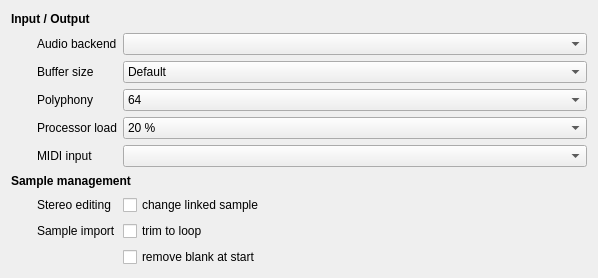
First picture: the form in sources/context/interface/configsectiongeneral.ui, repository davy7125/polyphone, before the edit.
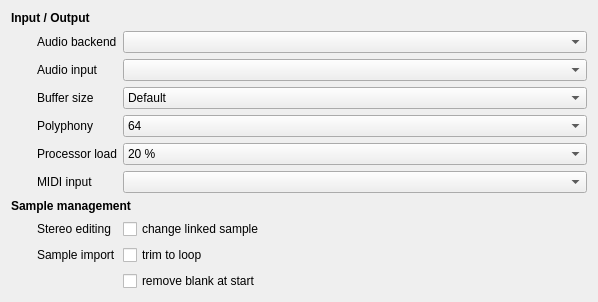
Second picture: the form after the edit.

The edit to the form file:
```diff
--- a/sources/context/interface/configsectiongeneral.ui
+++ b/sources/context/interface/configsectiongeneral.ui
@@ -11,7 +11,7 @@
    </rect>
   </property>
   <layout class="QGridLayout" name="gridLayout">
-   <item row="6" column="0" colspan="3">
+   <item row="7" column="0" colspan="3">
     <widget class="QLabel" name="labelSubTitle2">
      <property name="font">
       <font>
@@ -24,7 +24,7 @@
      </property>
     </widget>
    </item>
-   <item row="8" column="1">
+   <item row="9" column="1">
     <widget class="QLabel" name="label_23">
      <property name="font">
       <font>
@@ -37,7 +37,7 @@
      </property>
     </widget>
    </item>
-   <item row="2" column="2">
+   <item row="3" column="2">
     <widget class="QComboBox" name="comboBufferSize">
      <item>
       <property name="text">
@@ -81,14 +81,14 @@
      </item>
     </widget>
    </item>
-   <item row="3" column="1">
+   <item row="4" column="1">
     <widget class="QLabel" name="labelPolyphony">
      <property name="text">
       <string>Polyphony</string>
      </property>
     </widget>
    </item>
-   <item row="3" column="2">
+   <item row="4" column="2">
     <widget class="QComboBox" name="comboPolyphony">
      <item>
       <property name="text">
@@ -127,14 +127,14 @@
      </item>
     </widget>
    </item>
-   <item row="4" column="1">
+   <item row="5" column="1">
     <widget class="QLabel" name="labelCpuBudget">
      <property name="text">
       <string>Processor load</string>
      </property>
     </widget>
    </item>
-   <item row="4" column="2">
+   <item row="5" column="2">
     <widget class="QComboBox" name="comboCpuBudget">
      <item>
       <property name="text">
@@ -196,7 +196,7 @@
      </property>
     </widget>
    </item>
-   <item row="8" column="2">
+   <item row="9" column="2">
     <widget class="QCheckBox" name="checkBoucle">
      <property name="sizePolicy">
       <sizepolicy hsizetype="Preferred" vsizetype="Fixed">
@@ -219,7 +219,7 @@
      </property>
     </widget>
    </item>
-   <item row="9" column="2">
+   <item row="10" column="2">
     <widget class="QCheckBox" name="checkBlanc">
      <property name="sizePolicy">
       <sizepolicy hsizetype="Preferred" vsizetype="Fixed">
@@ -252,6 +252,23 @@
      </property>
     </widget>
    </item>
+   <item row="2" column="2">
+    <widget class="QComboBox" name="comboAudioInput">
+     <property name="sizePolicy">
+      <sizepolicy hsizetype="Expanding" vsizetype="Fixed">
+       <horstretch>0</horstretch>
+       <verstretch>0</verstretch>
+      </sizepolicy>
+     </property>
+    </widget>
+   </item>
+   <item row="2" column="1">
+    <widget class="QLabel" name="labelAudioInput">
+     <property name="text">
+      <string>Audio input</string>
+     </property>
+    </widget>
+   </item>
    <item row="1" column="1">
     <widget class="QLabel" name="label">
      <property name="maximumSize">
@@ -265,14 +282,14 @@
      </property>
     </widget>
    </item>
-   <item row="2" column="1">
+   <item row="3" column="1">
     <widget class="QLabel" name="label_21">
      <property name="text">
       <string>Buffer size</string>
      </property>
     </widget>
    </item>
-   <item row="5" column="1">
+   <item row="6" column="1">
     <widget class="QLabel" name="label_4">
      <property name="text">
       <string>MIDI input</string>
@@ -295,10 +312,10 @@
      </property>
     </spacer>
    </item>
-   <item row="5" column="2">
+   <item row="6" column="2">
     <widget class="QComboBox" name="comboMidiInput"/>
    </item>
-   <item row="7" column="1">
+   <item row="8" column="1">
     <widget class="QLabel" name="label_24">
      <property name="font">
       <font>
@@ -311,7 +328,7 @@
      </property>
     </widget>
    </item>
-   <item row="7" column="2">
+   <item row="8" column="2">
     <widget class="QCheckBox" name="checkRepercussionStereo">
      <property name="sizePolicy">
       <sizepolicy hsizetype="Preferred" vsizetype="Fixed">
```
Left out of the diff: 1 changed line with no effect on the pictures.
